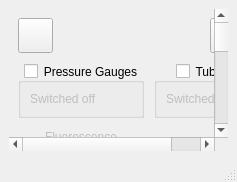
slsdetectorgroup/motorControlSoftware, file Gui/forms/form_gui.ui: the form before one commit.
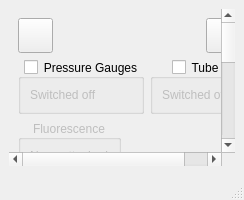
The form after the commit. Icons and pictures are not drawn.

The edit to the form file:
```diff
--- a/Gui/forms/form_gui.ui
+++ b/Gui/forms/form_gui.ui
@@ -6,8 +6,8 @@
    <rect>
     <x>0</x>
     <y>0</y>
-    <width>237</width>
-    <height>182</height>
+    <width>244</width>
+    <height>200</height>
    </rect>
   </property>
   <property name="sizePolicy">
@@ -74,8 +74,8 @@
         <rect>
          <x>0</x>
          <y>0</y>
-         <width>282</width>
-         <height>451</height>
+         <width>278</width>
+         <height>434</height>
         </rect>
        </property>
        <property name="sizePolicy">
@@ -85,120 +85,7 @@
         </sizepolicy>
        </property>
        <layout class="QGridLayout" name="gridScrollArea">
-        <property name="spacing">
-         <number>10</number>
-        </property>
-        <item row="4" column="1" rowspan="6" alignment="Qt::AlignLeft|Qt::AlignTop">
-         <widget class="QWidget" name="widgetTube" native="true">
-          <property name="sizePolicy">
-           <sizepolicy hsizetype="Minimum" vsizetype="Minimum">
-            <horstretch>0</horstretch>
-            <verstretch>0</verstretch>
-           </sizepolicy>
-          </property>
-          <property name="minimumSize">
-           <size>
-            <width>0</width>
-            <height>0</height>
-           </size>
-          </property>
-          <property name="maximumSize">
-           <size>
-            <width>16777215</width>
-            <height>16777215</height>
-           </size>
-          </property>
-          <layout class="QGridLayout" name="gridWidgetTube">
-           <property name="margin">
-            <number>0</number>
-           </property>
-           <property name="spacing">
-            <number>0</number>
-           </property>
-           <item row="0" column="0">
-            <widget class="QGroupBox" name="groupTube">
-             <property name="sizePolicy">
-              <sizepolicy hsizetype="Minimum" vsizetype="Minimum">
-               <horstretch>0</horstretch>
-               <verstretch>0</verstretch>
-              </sizepolicy>
-             </property>
-             <property name="minimumSize">
-              <size>
-               <width>0</width>
-               <height>0</height>
-              </size>
-             </property>
-             <property name="maximumSize">
-              <size>
-               <width>16777215</width>
-               <height>16777215</height>
-              </size>
-             </property>
-             <property name="title">
-              <string>Tube</string>
-             </property>
-             <property name="alignment">
-              <set>Qt::AlignCenter</set>
-             </property>
-             <property name="flat">
-              <bool>true</bool>
-             </property>
-             <property name="checkable">
-              <bool>true</bool>
-             </property>
-             <property name="checked">
-              <bool>false</bool>
-             </property>
-             <layout class="QGridLayout" name="gridTube">
-              <item row="0" column="0">
-               <widget class="QLabel" name="lblTube">
-                <property name="text">
-                 <string>Switched off</string>
-                </property>
-                <property name="alignment">
-                 <set>Qt::AlignLeading|Qt::AlignLeft|Qt::AlignTop</set>
-                </property>
-               </widget>
-              </item>
-             </layout>
-            </widget>
-           </item>
-          </layout>
-         </widget>
-        </item>
-        <item row="7" column="0">
-         <widget class="QGroupBox" name="groupReferencePoints">
-          <property name="enabled">
-           <bool>false</bool>
-          </property>
-          <property name="sizePolicy">
-           <sizepolicy hsizetype="Minimum" vsizetype="Minimum">
-            <horstretch>0</horstretch>
-            <verstretch>0</verstretch>
-           </sizepolicy>
-          </property>
-          <property name="title">
-           <string>ReferencePoints</string>
-          </property>
-          <property name="alignment">
-           <set>Qt::AlignCenter</set>
-          </property>
-          <property name="flat">
-           <bool>true</bool>
-          </property>
-          <layout class="QGridLayout" name="gridReferencePoints">
-           <item row="0" column="0">
-            <widget class="QLabel" name="lblReferencePoints">
-             <property name="text">
-              <string>None attached</string>
-             </property>
-            </widget>
-           </item>
-          </layout>
-         </widget>
-        </item>
-        <item row="6" column="0">
+        <item row="3" column="0" alignment="Qt::AlignLeft|Qt::AlignTop">
          <widget class="QGroupBox" name="groupMotors">
           <property name="enabled">
            <bool>false</bool>
@@ -229,7 +116,100 @@
           </layout>
          </widget>
         </item>
-        <item row="4" column="0">
+        <item row="5" column="0" alignment="Qt::AlignLeft|Qt::AlignTop">
+         <widget class="QGroupBox" name="groupFilterWheels">
+          <property name="enabled">
+           <bool>false</bool>
+          </property>
+          <property name="sizePolicy">
+           <sizepolicy hsizetype="Minimum" vsizetype="Minimum">
+            <horstretch>0</horstretch>
+            <verstretch>0</verstretch>
+           </sizepolicy>
+          </property>
+          <property name="title">
+           <string>Filter Wheels</string>
+          </property>
+          <property name="alignment">
+           <set>Qt::AlignCenter</set>
+          </property>
+          <property name="flat">
+           <bool>true</bool>
+          </property>
+          <layout class="QGridLayout" name="gridFilterWheels">
+           <item row="0" column="0">
+            <widget class="QLabel" name="lblFilterWheels">
+             <property name="text">
+              <string>None attached</string>
+             </property>
+            </widget>
+           </item>
+          </layout>
+         </widget>
+        </item>
+        <item row="6" column="0" alignment="Qt::AlignLeft|Qt::AlignTop">
+         <widget class="QGroupBox" name="groupSlits">
+          <property name="enabled">
+           <bool>false</bool>
+          </property>
+          <property name="sizePolicy">
+           <sizepolicy hsizetype="Minimum" vsizetype="Minimum">
+            <horstretch>0</horstretch>
+            <verstretch>0</verstretch>
+           </sizepolicy>
+          </property>
+          <property name="title">
+           <string>Slits</string>
+          </property>
+          <property name="alignment">
+           <set>Qt::AlignCenter</set>
+          </property>
+          <property name="flat">
+           <bool>true</bool>
+          </property>
+          <layout class="QGridLayout" name="gridSlits">
+           <item row="0" column="0">
+            <widget class="QLabel" name="lblSlits">
+             <property name="text">
+              <string>None attached</string>
+             </property>
+            </widget>
+           </item>
+          </layout>
+         </widget>
+        </item>
+        <item row="4" column="0" alignment="Qt::AlignLeft|Qt::AlignTop">
+         <widget class="QGroupBox" name="groupReferencePoints">
+          <property name="enabled">
+           <bool>false</bool>
+          </property>
+          <property name="sizePolicy">
+           <sizepolicy hsizetype="Minimum" vsizetype="Minimum">
+            <horstretch>0</horstretch>
+            <verstretch>0</verstretch>
+           </sizepolicy>
+          </property>
+          <property name="title">
+           <string>ReferencePoints</string>
+          </property>
+          <property name="alignment">
+           <set>Qt::AlignCenter</set>
+          </property>
+          <property name="flat">
+           <bool>true</bool>
+          </property>
+          <layout class="QGridLayout" name="gridReferencePoints">
+           <item row="0" column="0">
+            <widget class="QLabel" name="lblReferencePoints">
+             <property name="text">
+              <string>None attached</string>
+             </property>
+            </widget>
+           </item>
+          </layout>
+         </widget>
+        </item>
+        <item row="1" column="0" alignment="Qt::AlignLeft|Qt::AlignTop">
          <widget class="QGroupBox" name="groupPressure">
           <property name="enabled">
            <bool>true</bool>
@@ -266,7 +246,7 @@
           </layout>
          </widget>
         </item>
-        <item row="5" column="0">
+        <item row="2" column="0" alignment="Qt::AlignLeft|Qt::AlignTop">
          <widget class="QGroupBox" name="groupFluorescence">
           <property name="enabled">
            <bool>false</bool>
@@ -297,50 +277,55 @@
           </layout>
          </widget>
         </item>
-        <item row="9" column="0">
-         <widget class="QGroupBox" name="groupSlits">
-          <property name="enabled">
-           <bool>false</bool>
-          </property>
+        <item row="1" column="1" rowspan="7" alignment="Qt::AlignRight|Qt::AlignTop">
+         <widget class="QWidget" name="widgetTube" native="true">
           <property name="sizePolicy">
            <sizepolicy hsizetype="Minimum" vsizetype="Minimum">
             <horstretch>0</horstretch>
             <verstretch>0</verstretch>
            </sizepolicy>
           </property>
-          <property name="title">
-           <string>Slits</string>
+          <property name="minimumSize">
+           <size>
+            <width>0</width>
+            <height>0</height>
+           </size>
           </property>
-          <property name="alignment">
-           <set>Qt::AlignCenter</set>
+          <property name="maximumSize">
+           <size>
+            <width>16777215</width>
+            <height>16777215</height>
+           </size>
           </property>
-          <property name="flat">
-           <bool>true</bool>
-          </property>
-          <layout class="QGridLayout" name="gridSlits">
-           <item row="0" column="0">
-            <widget class="QLabel" name="lblSlits">
-             <property name="text">
-              <string>None attached</string>
-             </property>
-            </widget>
-           </item>
-          </layout>
-         </widget>
-        </item>
-        <item row="8" column="0">
-         <widget class="QGroupBox" name="groupFilterWheels">
-          <property name="enabled">
-           <bool>false</bool>
-          </property>
+          <layout class="QGridLayout" name="gridWidgetTube">
+           <property name="margin">
+            <number>0</number>
+           </property>
+           <property name="spacing">
+            <number>0</number>
+           </property>
+           <item row="0" column="0" alignment="Qt::AlignRight|Qt::AlignTop">
+            <widget class="QGroupBox" name="groupTube">
           <property name="sizePolicy">
            <sizepolicy hsizetype="Minimum" vsizetype="Minimum">
             <horstretch>0</horstretch>
             <verstretch>0</verstretch>
            </sizepolicy>
           </property>
+             <property name="minimumSize">
+              <size>
+               <width>0</width>
+               <height>0</height>
+              </size>
+             </property>
+             <property name="maximumSize">
+              <size>
+               <width>16777215</width>
+               <height>16777215</height>
+              </size>
+             </property>
           <property name="title">
-           <string>Filter Wheels</string>
+              <string>Tube</string>
           </property>
           <property name="alignment">
            <set>Qt::AlignCenter</set>
@@ -348,20 +333,73 @@
           <property name="flat">
            <bool>true</bool>
           </property>
-          <layout class="QGridLayout" name="gridFilterWheels">
+             <property name="checkable">
+              <bool>true</bool>
+             </property>
+             <property name="checked">
+              <bool>false</bool>
+             </property>
+             <layout class="QGridLayout" name="gridTube">
            <item row="0" column="0">
-            <widget class="QLabel" name="lblFilterWheels">
+               <widget class="QLabel" name="lblTube">
              <property name="text">
-              <string>None attached</string>
-             </property>
+                 <string>Switched off</string>
+                </property>
+                <property name="alignment">
+                 <set>Qt::AlignLeading|Qt::AlignLeft|Qt::AlignTop</set>
+                </property>
             </widget>
            </item>
           </layout>
          </widget>
         </item>
-        <item row="2" column="0" colspan="2">
+          </layout>
+         </widget>
+        </item>
+        <item row="0" column="0" colspan="2">
          <layout class="QHBoxLayout" name="horizontalLayout">
-          <item>
+          <item alignment="Qt::AlignLeft|Qt::AlignTop">
+           <widget class="QPushButton" name="pushOptions">
+            <property name="sizePolicy">
+             <sizepolicy hsizetype="Fixed" vsizetype="Fixed">
+              <horstretch>0</horstretch>
+              <verstretch>0</verstretch>
+             </sizepolicy>
+            </property>
+            <property name="minimumSize">
+             <size>
+              <width>35</width>
+              <height>35</height>
+             </size>
+            </property>
+            <property name="maximumSize">
+             <size>
+              <width>35</width>
+              <height>35</height>
+             </size>
+            </property>
+            <property name="toolTip">
+             <string>Tools</string>
+            </property>
+            <property name="text">
+             <string/>
+            </property>
+            <property name="icon">
+             <iconset resource="../include/icons.qrc">
+              <normaloff>:/icons/images/setup.png</normaloff>:/icons/images/setup.png</iconset>
+            </property>
+            <property name="iconSize">
+             <size>
+              <width>24</width>
+              <height>24</height>
+             </size>
+            </property>
+            <property name="flat">
+             <bool>false</bool>
+            </property>
+           </widget>
+          </item>
+          <item alignment="Qt::AlignRight|Qt::AlignTop">
            <widget class="QPushButton" name="pushUpdate">
             <property name="sizePolicy">
              <sizepolicy hsizetype="Fixed" vsizetype="Fixed">
@@ -402,62 +440,21 @@
             </property>
            </widget>
           </item>
-          <item>
-           <spacer name="horizontalSpacer">
+         </layout>
+        </item>
+        <item row="7" column="0">
+         <spacer name="verticalSpacer">
             <property name="orientation">
-             <enum>Qt::Horizontal</enum>
+           <enum>Qt::Vertical</enum>
             </property>
             <property name="sizeHint" stdset="0">
              <size>
-              <width>40</width>
-              <height>20</height>
+            <width>20</width>
+            <height>1</height>
              </size>
             </property>
            </spacer>
           </item>
-          <item>
-           <widget class="QPushButton" name="pushOptions">
-            <property name="sizePolicy">
-             <sizepolicy hsizetype="Fixed" vsizetype="Fixed">
-              <horstretch>0</horstretch>
-              <verstretch>0</verstretch>
-             </sizepolicy>
-            </property>
-            <property name="minimumSize">
-             <size>
-              <width>35</width>
-              <height>35</height>
-             </size>
-            </property>
-            <property name="maximumSize">
-             <size>
-              <width>35</width>
-              <height>35</height>
-             </size>
-            </property>
-            <property name="toolTip">
-             <string>Tools</string>
-            </property>
-            <property name="text">
-             <string/>
-            </property>
-            <property name="icon">
-             <iconset resource="../include/icons.qrc">
-              <normaloff>:/icons/images/setup.png</normaloff>:/icons/images/setup.png</iconset>
-            </property>
-            <property name="iconSize">
-             <size>
-              <width>24</width>
-              <height>24</height>
-             </size>
-            </property>
-            <property name="flat">
-             <bool>false</bool>
-            </property>
-           </widget>
-          </item>
-         </layout>
-        </item>
        </layout>
       </widget>
      </widget>
@@ -466,47 +463,22 @@
   </widget>
   <widget class="QStatusBar" name="statusbar">
    <property name="sizePolicy">
-    <sizepolicy hsizetype="Minimum" vsizetype="Minimum">
+    <sizepolicy hsizetype="Minimum" vsizetype="Fixed">
      <horstretch>0</horstretch>
      <verstretch>0</verstretch>
     </sizepolicy>
    </property>
-   <property name="palette">
-    <palette>
-     <active>
-      <colorrole role="WindowText">
-       <brush brushstyle="SolidPattern">
-        <color alpha="255">
-         <red>0</red>
-         <green>0</green>
-         <blue>204</blue>
-        </color>
-       </brush>
-      </colorrole>
-     </active>
-     <inactive>
-      <colorrole role="WindowText">
-       <brush brushstyle="SolidPattern">
-        <color alpha="255">
-         <red>0</red>
-         <green>0</green>
-         <blue>204</blue>
-        </color>
-       </brush>
-      </colorrole>
-     </inactive>
-     <disabled>
-      <colorrole role="WindowText">
-       <brush brushstyle="SolidPattern">
-        <color alpha="255">
-         <red>139</red>
-         <green>142</green>
-         <blue>142</blue>
-        </color>
-       </brush>
-      </colorrole>
-     </disabled>
-    </palette>
+   <property name="minimumSize">
+    <size>
+     <width>0</width>
+     <height>25</height>
+    </size>
+   </property>
+   <property name="maximumSize">
+    <size>
+     <width>16777215</width>
+     <height>25</height>
+    </size>
    </property>
   </widget>
   <action name="actionOptions">
```
Lines whose indentation alone changed are shown as unchanged.
